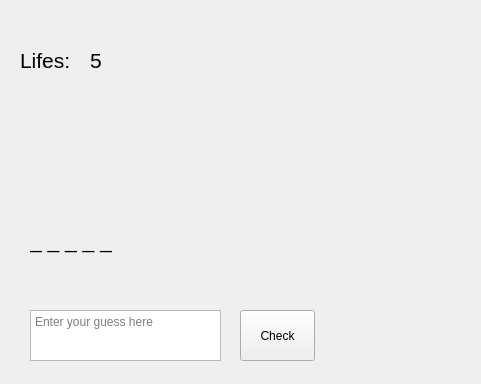
This is hang-game/screen.ui in monkey-developers/virf as Qt 5 draws it before an edit. The edited form follows.
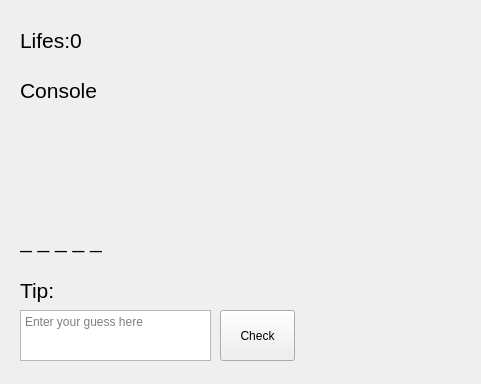
This is the edited form.

```diff
--- a/hang-game/screen.ui
+++ b/hang-game/screen.ui
@@ -17,7 +17,7 @@
    <widget class="QPushButton" name="check">
     <property name="geometry">
      <rect>
-      <x>240</x>
+      <x>220</x>
       <y>310</y>
       <width>75</width>
       <height>51</height>
@@ -30,7 +30,7 @@
    <widget class="QTextEdit" name="input">
     <property name="geometry">
      <rect>
-      <x>30</x>
+      <x>20</x>
       <y>310</y>
       <width>191</width>
       <height>51</height>
@@ -44,7 +44,7 @@
     <property name="geometry">
      <rect>
       <x>20</x>
-      <y>30</y>
+      <y>10</y>
       <width>51</width>
       <height>61</height>
      </rect>
@@ -61,8 +61,8 @@
    <widget class="QLabel" name="life">
     <property name="geometry">
      <rect>
-      <x>90</x>
-      <y>30</y>
+      <x>70</x>
+      <y>10</y>
       <width>71</width>
       <height>61</height>
      </rect>
@@ -73,13 +73,13 @@
      </font>
     </property>
     <property name="text">
-     <string>5</string>
+     <string>0</string>
     </property>
    </widget>
    <widget class="QLabel" name="word">
     <property name="geometry">
      <rect>
-      <x>30</x>
+      <x>20</x>
       <y>210</y>
       <width>281</width>
       <height>61</height>
@@ -94,6 +94,113 @@
      <string>_ _ _ _ _</string>
     </property>
    </widget>
+   <widget class="QLabel" name="result">
+    <property name="geometry">
+     <rect>
+      <x>160</x>
+      <y>0</y>
+      <width>281</width>
+      <height>121</height>
+     </rect>
+    </property>
+    <property name="font">
+     <font>
+      <family>Yu Gothic UI</family>
+      <pointsize>36</pointsize>
+     </font>
+    </property>
+    <property name="text">
+     <string/>
+    </property>
+   </widget>
+   <widget class="QLabel" name="tipLabel">
+    <property name="geometry">
+     <rect>
+      <x>20</x>
+      <y>260</y>
+      <width>51</width>
+      <height>61</height>
+     </rect>
+    </property>
+    <property name="font">
+     <font>
+      <pointsize>16</pointsize>
+     </font>
+    </property>
+    <property name="text">
+     <string>Tip:</string>
+    </property>
+   </widget>
+   <widget class="QLabel" name="tip">
+    <property name="geometry">
+     <rect>
+      <x>60</x>
+      <y>260</y>
+      <width>221</width>
+      <height>61</height>
+     </rect>
+    </property>
+    <property name="font">
+     <font>
+      <pointsize>16</pointsize>
+     </font>
+    </property>
+    <property name="text">
+     <string/>
+    </property>
+   </widget>
+   <widget class="QLabel" name="hit">
+    <property name="geometry">
+     <rect>
+      <x>20</x>
+      <y>60</y>
+      <width>281</width>
+      <height>61</height>
+     </rect>
+    </property>
+    <property name="font">
+     <font>
+      <pointsize>16</pointsize>
+     </font>
+    </property>
+    <property name="text">
+     <string>Console</string>
+    </property>
+   </widget>
+   <widget class="QLabel" name="errors">
+    <property name="geometry">
+     <rect>
+      <x>20</x>
+      <y>120</y>
+      <width>281</width>
+      <height>61</height>
+     </rect>
+    </property>
+    <property name="font">
+     <font>
+      <pointsize>16</pointsize>
+     </font>
+    </property>
+    <property name="text">
+     <string/>
+    </property>
+   </widget>
+   <widget class="QLabel" name="monkey">
+    <property name="geometry">
+     <rect>
+      <x>250</x>
+      <y>0</y>
+      <width>201</width>
+      <height>361</height>
+     </rect>
+    </property>
+    <property name="text">
+     <string/>
+    </property>
+    <property name="scaledContents">
+     <bool>true</bool>
+    </property>
+   </widget>
   </widget>
  </widget>
  <resources/>
```
Left out of the diff: 2 changed lines with no effect on the pictures.
